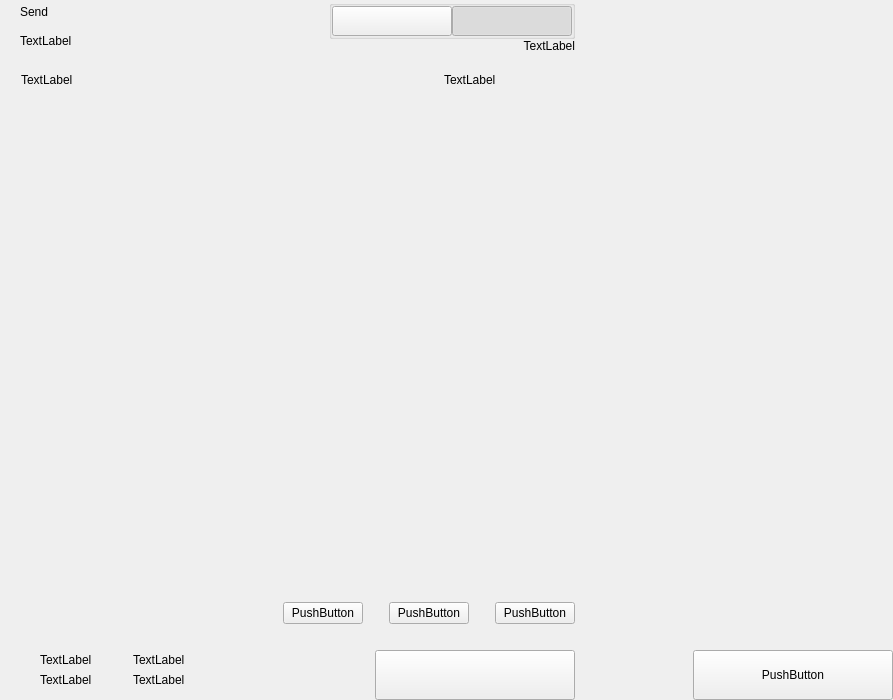
This is src/qt/castle/forms/send.ui in growaleaf/CastleMN as Qt 5 draws it before an edit. The edited form follows.
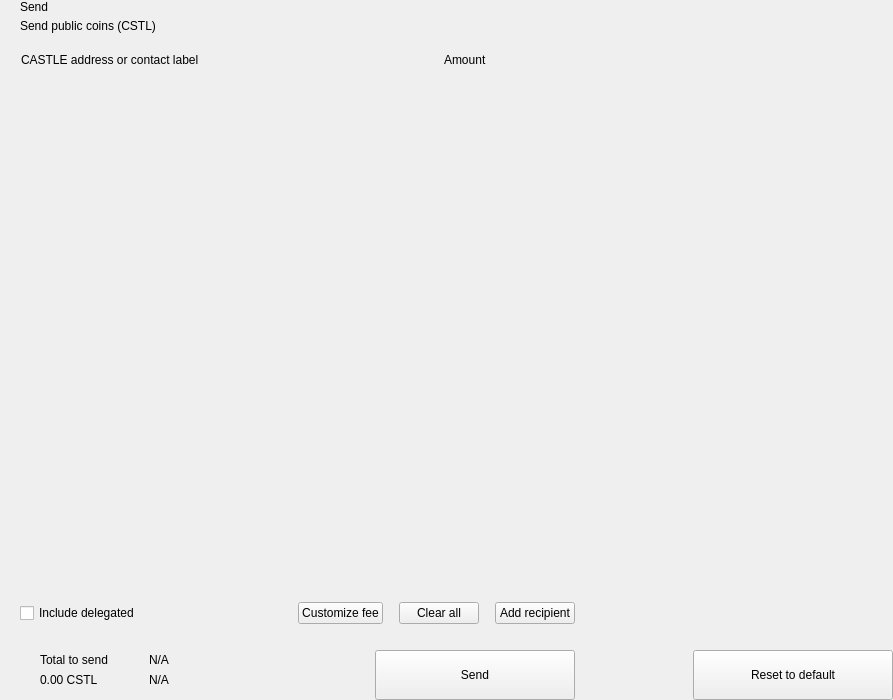
This is the edited form. Custom widgets are drawn as their Qt base class.

Diff of the .ui file:
```diff
--- a/src/qt/castle/forms/send.ui
+++ b/src/qt/castle/forms/send.ui
@@ -81,7 +81,7 @@
             <item>
              <widget class="QLabel" name="labelSubtitle1">
               <property name="text">
-               <string>TextLabel</string>
+               <string>Send public coins (CSTL)</string>
               </property>
              </widget>
             </item>
@@ -100,109 +100,6 @@
             </property>
            </spacer>
           </item>
-          <item>
-           <layout class="QVBoxLayout" name="verticalLayout_6">
-            <property name="spacing">
-             <number>0</number>
-            </property>
-            <item>
-             <widget class="QGroupBox" name="groupBox">
-              <property name="title">
-               <string/>
-              </property>
-              <property name="alignment">
-               <set>Qt::AlignLeading|Qt::AlignLeft|Qt::AlignTop</set>
-              </property>
-              <layout class="QHBoxLayout" name="horizontalLayout_4">
-               <property name="spacing">
-                <number>0</number>
-               </property>
-               <property name="leftMargin">
-                <number>0</number>
-               </property>
-               <property name="topMargin">
-                <number>0</number>
-               </property>
-               <property name="rightMargin">
-                <number>0</number>
-               </property>
-               <property name="bottomMargin">
-                <number>0</number>
-               </property>
-               <item>
-                <widget class="QPushButton" name="pushLeft">
-                 <property name="minimumSize">
-                  <size>
-                   <width>120</width>
-                   <height>30</height>
-                  </size>
-                 </property>
-                 <property name="maximumSize">
-                  <size>
-                   <width>120</width>
-                   <height>30</height>
-                  </size>
-                 </property>
-                 <property name="focusPolicy">
-                  <enum>Qt::NoFocus</enum>
-                 </property>
-                 <property name="text">
-                  <string/>
-                 </property>
-                 <property name="checkable">
-                  <bool>true</bool>
-                 </property>
-                 <property name="autoExclusive">
-                  <bool>true</bool>
-                 </property>
-                </widget>
-               </item>
-               <item>
-                <widget class="QPushButton" name="pushRight">
-                 <property name="minimumSize">
-                  <size>
-                   <width>120</width>
-                   <height>30</height>
-                  </size>
-                 </property>
-                 <property name="maximumSize">
-                  <size>
-                   <width>120</width>
-                   <height>30</height>
-                  </size>
-                 </property>
-                 <property name="focusPolicy">
-                  <enum>Qt::NoFocus</enum>
-                 </property>
-                 <property name="text">
-                  <string/>
-                 </property>
-                 <property name="checkable">
-                  <bool>true</bool>
-                 </property>
-                 <property name="checked">
-                  <bool>true</bool>
-                 </property>
-                 <property name="autoExclusive">
-                  <bool>true</bool>
-                 </property>
-                </widget>
-               </item>
-              </layout>
-             </widget>
-            </item>
-            <item>
-             <widget class="QLabel" name="labelSubtitle2">
-              <property name="text">
-               <string>TextLabel</string>
-              </property>
-              <property name="alignment">
-               <set>Qt::AlignRight|Qt::AlignTrailing|Qt::AlignVCenter</set>
-              </property>
-             </widget>
-            </item>
-           </layout>
-          </item>
          </layout>
         </item>
         <item>
@@ -244,7 +141,7 @@
              <string notr="true">margin-left:8px;</string>
             </property>
             <property name="text">
-             <string>TextLabel</string>
+             <string>CASTLE address or contact label</string>
             </property>
            </widget>
           </item>
@@ -267,7 +164,7 @@
           <item>
            <widget class="QLabel" name="labelSubtitleAmount">
             <property name="text">
-             <string>TextLabel</string>
+             <string>Amount</string>
             </property>
            </widget>
           </item>
@@ -366,9 +263,22 @@
           <property name="spacing">
            <number>6</number>
           </property>
+          <property name="leftMargin">
+           <number>20</number>
+          </property>
           <property name="rightMargin">
            <number>20</number>
           </property>
+          <item>
+           <widget class="QCheckBox" name="checkBoxDelegations">
+            <property name="layoutDirection">
+             <enum>Qt::LeftToRight</enum>
+            </property>
+            <property name="text">
+             <string>Include delegated</string>
+            </property>
+           </widget>
+          </item>
           <item>
            <spacer name="horizontalSpacer_4">
             <property name="orientation">
@@ -376,7 +286,7 @@
             </property>
             <property name="sizeHint" stdset="0">
              <size>
-              <width>40</width>
+              <width>10</width>
               <height>20</height>
              </size>
             </property>
@@ -388,7 +298,7 @@
              <enum>Qt::NoFocus</enum>
             </property>
             <property name="text">
-             <string>PushButton</string>
+             <string>Customize fee</string>
             </property>
            </widget>
           </item>
@@ -402,7 +312,7 @@
             </property>
             <property name="sizeHint" stdset="0">
              <size>
-              <width>20</width>
+              <width>10</width>
               <height>20</height>
              </size>
             </property>
@@ -417,7 +327,7 @@
              <enum>Qt::RightToLeft</enum>
             </property>
             <property name="text">
-             <string>PushButton</string>
+             <string>Clear all</string>
             </property>
            </widget>
           </item>
@@ -431,7 +341,7 @@
             </property>
             <property name="sizeHint" stdset="0">
              <size>
-              <width>20</width>
+              <width>10</width>
               <height>20</height>
              </size>
             </property>
@@ -443,7 +353,7 @@
              <enum>Qt::NoFocus</enum>
             </property>
             <property name="text">
-             <string>PushButton</string>
+             <string>Add recipient</string>
             </property>
            </widget>
           </item>
@@ -547,14 +457,14 @@
                      <item>
                       <widget class="QLabel" name="labelTitleTotalSend">
                        <property name="text">
-                        <string>TextLabel</string>
+                        <string>Total to send</string>
                        </property>
                       </widget>
                      </item>
                      <item>
                       <widget class="QLabel" name="labelAmountSend">
                        <property name="text">
-                        <string>TextLabel</string>
+                        <string notr="true">0.00 CSTL</string>
                        </property>
                       </widget>
                      </item>
@@ -619,14 +529,14 @@
                      <item>
                       <widget class="QLabel" name="labelTitleTotalRemaining">
                        <property name="text">
-                        <string>TextLabel</string>
+                        <string notr="true">N/A</string>
                        </property>
                       </widget>
                      </item>
                      <item>
                       <widget class="QLabel" name="labelAmountRemaining">
                        <property name="text">
-                        <string>TextLabel</string>
+                        <string notr="true">N/A</string>
                        </property>
                       </widget>
                      </item>
@@ -676,7 +586,7 @@
              <enum>Qt::NoFocus</enum>
             </property>
             <property name="text">
-             <string/>
+             <string>Send</string>
             </property>
            </widget>
           </item>
@@ -783,7 +693,7 @@
              <enum>Qt::NoFocus</enum>
             </property>
             <property name="text">
-             <string>PushButton</string>
+             <string>Reset to default</string>
             </property>
            </widget>
           </item>
```
